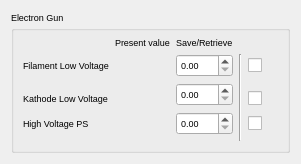
srgblnch/LinacGUI, file ctli/widgets/ui/snapshot_egun.ui: the form before one commit.
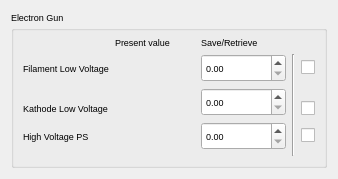
The form after the commit. Custom widgets are drawn as their Qt base class.

Commit message: force widget sizes to avoid column resizes

Diff of the .ui file:
```diff
--- a/ctli/widgets/ui/snapshot_egun.ui
+++ b/ctli/widgets/ui/snapshot_egun.ui
@@ -6,8 +6,8 @@
    <rect>
     <x>0</x>
     <y>0</y>
-    <width>301</width>
-    <height>135</height>
+    <width>336</width>
+    <height>170</height>
    </rect>
   </property>
   <property name="font">
@@ -54,10 +54,30 @@
        </widget>
       </item>
       <item row="1" column="1">
-       <widget class="TaurusLabel" name="GunFilamentLowVoltageRead"/>
+       <widget class="TaurusLabel" name="GunFilamentLowVoltageRead">
+        <property name="minimumSize">
+         <size>
+          <width>80</width>
+          <height>20</height>
+         </size>
+        </property>
+       </widget>
       </item>
       <item row="1" column="2">
-       <widget class="QDoubleSpinBox" name="GunFilamentLowVoltageWrite"/>
+       <widget class="QDoubleSpinBox" name="GunFilamentLowVoltageWrite">
+        <property name="minimumSize">
+         <size>
+          <width>85</width>
+          <height>28</height>
+         </size>
+        </property>
+        <property name="maximumSize">
+         <size>
+          <width>85</width>
+          <height>28</height>
+         </size>
+        </property>
+       </widget>
       </item>
       <item row="1" column="3" rowspan="5">
        <widget class="Line" name="line">
@@ -67,10 +87,30 @@
        </widget>
       </item>
       <item row="2" column="1" rowspan="2">
-       <widget class="TaurusLabel" name="GunKathodeLowVoltageRead"/>
+       <widget class="TaurusLabel" name="GunKathodeLowVoltageRead">
+        <property name="minimumSize">
+         <size>
+          <width>80</width>
+          <height>20</height>
+         </size>
+        </property>
+       </widget>
       </item>
       <item row="2" column="2" rowspan="2">
-       <widget class="QDoubleSpinBox" name="GunKathodeLowVoltageWrite"/>
+       <widget class="QDoubleSpinBox" name="GunKathodeLowVoltageWrite">
+        <property name="minimumSize">
+         <size>
+          <width>85</width>
+          <height>28</height>
+         </size>
+        </property>
+        <property name="maximumSize">
+         <size>
+          <width>85</width>
+          <height>28</height>
+         </size>
+        </property>
+       </widget>
       </item>
       <item row="3" column="0">
        <widget class="QLabel" name="GunKathodeLowVoltageLabel">
@@ -94,10 +134,30 @@
        </widget>
       </item>
       <item row="4" column="1">
-       <widget class="TaurusLabel" name="GunHighVoltagePowerSupplyRead"/>
+       <widget class="TaurusLabel" name="GunHighVoltagePowerSupplyRead">
+        <property name="minimumSize">
+         <size>
+          <width>80</width>
+          <height>20</height>
+         </size>
+        </property>
+       </widget>
       </item>
       <item row="4" column="2">
-       <widget class="QDoubleSpinBox" name="GunHighVoltagePowerSupplyWrite"/>
+       <widget class="QDoubleSpinBox" name="GunHighVoltagePowerSupplyWrite">
+        <property name="minimumSize">
+         <size>
+          <width>85</width>
+          <height>28</height>
+         </size>
+        </property>
+        <property name="maximumSize">
+         <size>
+          <width>85</width>
+          <height>28</height>
+         </size>
+        </property>
+       </widget>
       </item>
       <item row="4" column="4">
        <widget class="QCheckBox" name="GunHighVoltagePowerSupplyCheck">
@@ -131,17 +191,17 @@
    <header>taurus.qt.qtgui.container</header>
    <container>1</container>
   </customwidget>
+  <customwidget>
+   <class>TaurusGroupBox</class>
+   <extends>QGroupBox</extends>
+   <header>taurus.qt.qtgui.container</header>
+   <container>1</container>
+  </customwidget>
   <customwidget>
    <class>TaurusLabel</class>
    <extends>QLabel</extends>
    <header>taurus.qt.qtgui.display</header>
   </customwidget>
-  <customwidget>
-   <class>TaurusGroupBox</class>
-   <extends>QGroupBox</extends>
-   <header>taurus.qt.qtgui.container</header>
-   <container>1</container>
-  </customwidget>
  </customwidgets>
  <resources/>
  <connections/>
```
Left out of the diff: 2 changed lines with no effect on the pictures. The commit also changes 7 other files.
